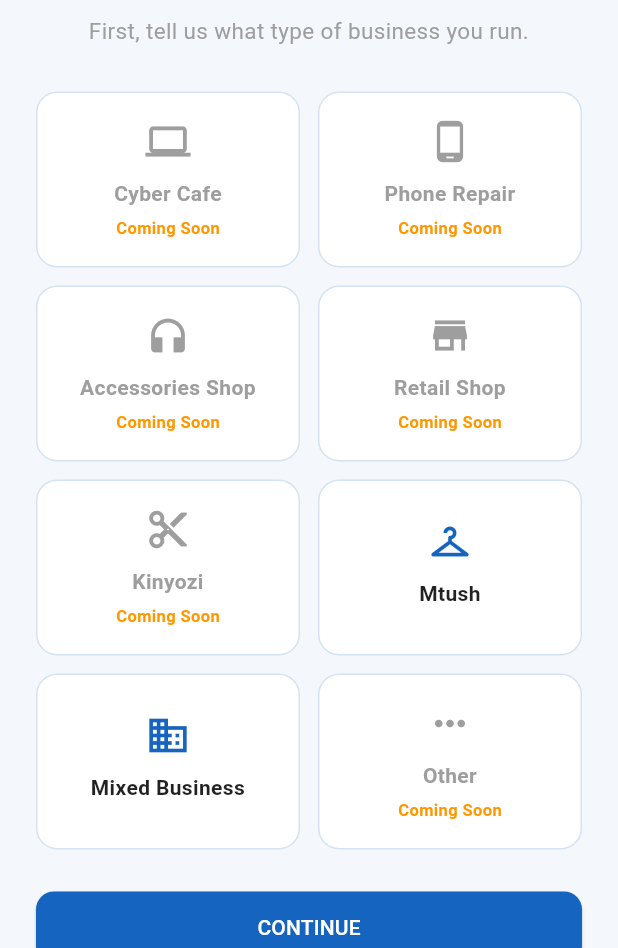
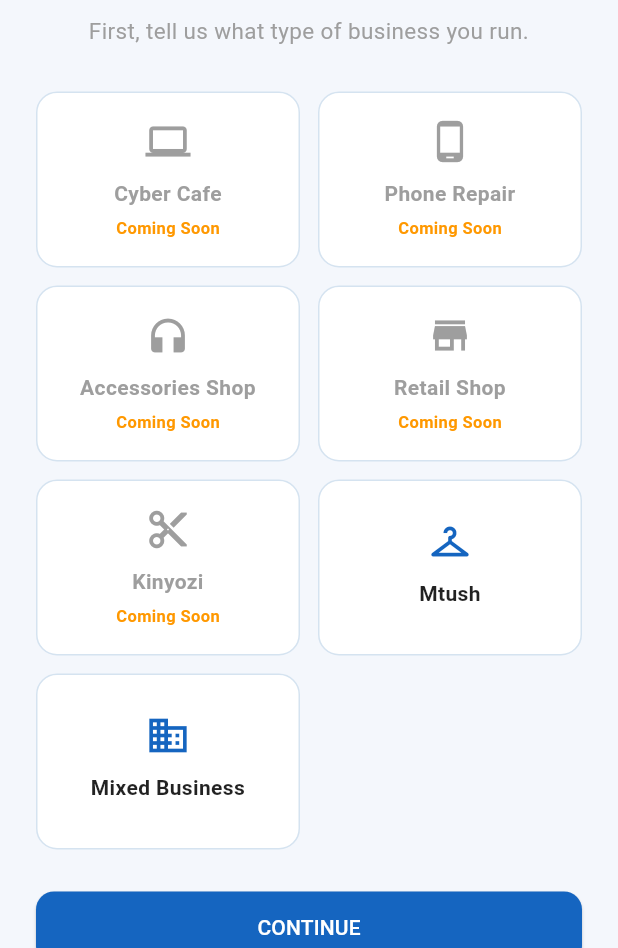
Before and after one commit to Taura56/point-of-sale, a Flutter app: the screen it shows after launch, on a phone screen of 412 x 824 dp, the part 288-1236 px from its top. Run offline on Flutter 3.47's test engine with Material 3 defaults, Android fonts, the phone set to English and light mode, and no system bars; our stand-ins replace flutter_secure_storage, shared_preferences; missing offline and left inert: dart:js_interop.

Commit message:
Remove Other from supported business type choices

```diff
--- a/frontend/lib/screens/business_type_screen.dart
+++ b/frontend/lib/screens/business_type_screen.dart
@@ -28,7 +28,6 @@ class _BusinessTypeScreenState extends State<BusinessTypeScreen> {
     {'type': 'kinyozi', 'name': 'Kinyozi', 'icon': Icons.content_cut},
     {'type': 'mtush', 'name': 'Mtush', 'icon': Icons.checkroom},
     {'type': 'mixed', 'name': 'Mixed Business', 'icon': Icons.business},
-    {'type': 'other', 'name': 'Other', 'icon': Icons.more_horiz},
   ];
 
   void _continue() {
```
